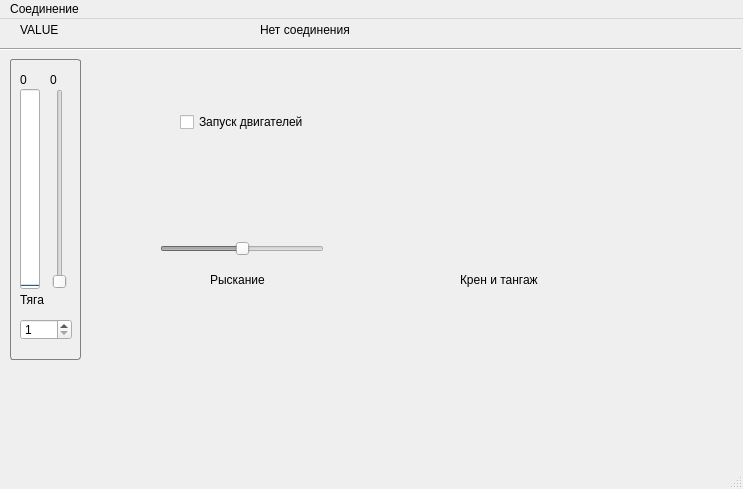
Old version of the form mainwindow.ui in the repository alkiz/Q1_Control_Panel.
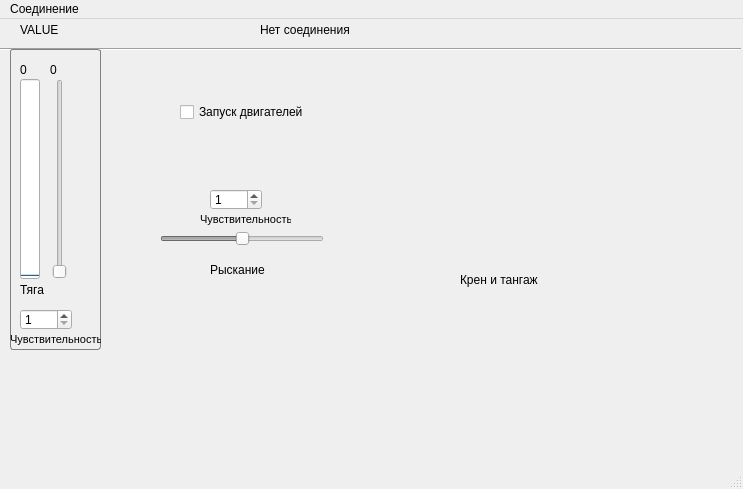
New version of the form. Icons and pictures are not drawn.

Commit message: Добавлена обработка клавиш тяги и рыскания

What changed in the file:
```diff
--- a/mainwindow.ui
+++ b/mainwindow.ui
@@ -74,9 +74,9 @@
     <property name="geometry">
      <rect>
       <x>10</x>
-      <y>40</y>
+      <y>30</y>
       <width>331</width>
-      <height>281</height>
+      <height>301</height>
      </rect>
     </property>
     <widget class="QLabel" name="label_6">
@@ -126,14 +126,17 @@
      <property name="autoFillBackground">
       <bool>false</bool>
      </property>
+     <property name="minimum">
+      <number>-127</number>
+     </property>
      <property name="maximum">
-      <number>100</number>
+      <number>127</number>
      </property>
      <property name="value">
-      <number>50</number>
+      <number>0</number>
      </property>
      <property name="sliderPosition">
-      <number>50</number>
+      <number>0</number>
      </property>
      <property name="orientation">
       <enum>Qt::Horizontal</enum>
@@ -142,6 +145,198 @@
       <bool>false</bool>
      </property>
     </widget>
+    <widget class="QLabel" name="label_8">
+     <property name="geometry">
+      <rect>
+       <x>190</x>
+       <y>160</y>
+       <width>91</width>
+       <height>21</height>
+      </rect>
+     </property>
+     <property name="font">
+      <font>
+       <pointsize>8</pointsize>
+      </font>
+     </property>
+     <property name="text">
+      <string>Чувствительность</string>
+     </property>
+    </widget>
+    <widget class="QSpinBox" name="yaw_sesitivity_spinBox">
+     <property name="geometry">
+      <rect>
+       <x>200</x>
+       <y>140</y>
+       <width>52</width>
+       <height>21</height>
+      </rect>
+     </property>
+     <property name="focusPolicy">
+      <enum>Qt::NoFocus</enum>
+     </property>
+     <property name="minimum">
+      <number>1</number>
+     </property>
+     <property name="maximum">
+      <number>5</number>
+     </property>
+    </widget>
+    <widget class="QGroupBox" name="throttleBox">
+     <property name="geometry">
+      <rect>
+       <x>0</x>
+       <y>0</y>
+       <width>91</width>
+       <height>301</height>
+      </rect>
+     </property>
+     <property name="autoFillBackground">
+      <bool>false</bool>
+     </property>
+     <property name="styleSheet">
+      <string notr="true">QGroupBox {
+   border: 1px solid gray;
+   border-radius: 3px;
+}
+</string>
+     </property>
+     <property name="title">
+      <string/>
+     </property>
+     <property name="flat">
+      <bool>false</bool>
+     </property>
+     <property name="checkable">
+      <bool>false</bool>
+     </property>
+     <widget class="QProgressBar" name="progressBar">
+      <property name="geometry">
+       <rect>
+        <x>10</x>
+        <y>30</y>
+        <width>20</width>
+        <height>200</height>
+       </rect>
+      </property>
+      <property name="maximum">
+       <number>255</number>
+      </property>
+      <property name="value">
+       <number>0</number>
+      </property>
+      <property name="textVisible">
+       <bool>false</bool>
+      </property>
+      <property name="orientation">
+       <enum>Qt::Vertical</enum>
+      </property>
+      <property name="textDirection">
+       <enum>QProgressBar::BottomToTop</enum>
+      </property>
+      <property name="format">
+       <string>%p%</string>
+      </property>
+     </widget>
+     <widget class="QLabel" name="label_3">
+      <property name="geometry">
+       <rect>
+        <x>10</x>
+        <y>230</y>
+        <width>67</width>
+        <height>21</height>
+       </rect>
+      </property>
+      <property name="text">
+       <string>Тяга</string>
+      </property>
+     </widget>
+     <widget class="QLabel" name="label_throttle_set">
+      <property name="geometry">
+       <rect>
+        <x>40</x>
+        <y>10</y>
+        <width>31</width>
+        <height>21</height>
+       </rect>
+      </property>
+      <property name="text">
+       <string>0</string>
+      </property>
+     </widget>
+     <widget class="QSlider" name="throttleSlider">
+      <property name="enabled">
+       <bool>false</bool>
+      </property>
+      <property name="geometry">
+       <rect>
+        <x>40</x>
+        <y>30</y>
+        <width>19</width>
+        <height>200</height>
+       </rect>
+      </property>
+      <property name="maximum">
+       <number>255</number>
+      </property>
+      <property name="orientation">
+       <enum>Qt::Vertical</enum>
+      </property>
+      <property name="tickInterval">
+       <number>1</number>
+      </property>
+     </widget>
+     <widget class="QSpinBox" name="throttle_sesitivity_spinBox">
+      <property name="geometry">
+       <rect>
+        <x>10</x>
+        <y>260</y>
+        <width>52</width>
+        <height>21</height>
+       </rect>
+      </property>
+      <property name="focusPolicy">
+       <enum>Qt::NoFocus</enum>
+      </property>
+      <property name="minimum">
+       <number>1</number>
+      </property>
+      <property name="maximum">
+       <number>5</number>
+      </property>
+     </widget>
+     <widget class="QLabel" name="label_4">
+      <property name="geometry">
+       <rect>
+        <x>10</x>
+        <y>10</y>
+        <width>31</width>
+        <height>21</height>
+       </rect>
+      </property>
+      <property name="text">
+       <string>0</string>
+      </property>
+     </widget>
+     <widget class="QLabel" name="label_5">
+      <property name="geometry">
+       <rect>
+        <x>0</x>
+        <y>280</y>
+        <width>91</width>
+        <height>21</height>
+       </rect>
+      </property>
+      <property name="font">
+       <font>
+        <pointsize>8</pointsize>
+       </font>
+      </property>
+      <property name="text">
+       <string>Чувствительность</string>
+      </property>
+     </widget>
+    </widget>
    </widget>
    <widget class="QGroupBox" name="blueGroupBox">
     <property name="geometry">
@@ -319,143 +514,6 @@
      </property>
     </widget>
    </widget>
-   <widget class="QGroupBox" name="throttleBox">
-    <property name="geometry">
-     <rect>
-      <x>10</x>
-      <y>40</y>
-      <width>71</width>
-      <height>301</height>
-     </rect>
-    </property>
-    <property name="autoFillBackground">
-     <bool>false</bool>
-    </property>
-    <property name="styleSheet">
-     <string notr="true">QGroupBox {
-   border: 1px solid gray;
-   border-radius: 3px;
-}
-</string>
-    </property>
-    <property name="title">
-     <string/>
-    </property>
-    <property name="flat">
-     <bool>false</bool>
-    </property>
-    <property name="checkable">
-     <bool>false</bool>
-    </property>
-    <widget class="QProgressBar" name="progressBar">
-     <property name="geometry">
-      <rect>
-       <x>10</x>
-       <y>30</y>
-       <width>20</width>
-       <height>200</height>
-      </rect>
-     </property>
-     <property name="maximum">
-      <number>255</number>
-     </property>
-     <property name="value">
-      <number>0</number>
-     </property>
-     <property name="textVisible">
-      <bool>false</bool>
-     </property>
-     <property name="orientation">
-      <enum>Qt::Vertical</enum>
-     </property>
-     <property name="textDirection">
-      <enum>QProgressBar::BottomToTop</enum>
-     </property>
-     <property name="format">
-      <string>%p%</string>
-     </property>
-    </widget>
-    <widget class="QLabel" name="label_3">
-     <property name="geometry">
-      <rect>
-       <x>10</x>
-       <y>230</y>
-       <width>67</width>
-       <height>21</height>
-      </rect>
-     </property>
-     <property name="text">
-      <string>Тяга</string>
-     </property>
-    </widget>
-    <widget class="QLabel" name="label_throttle_set">
-     <property name="geometry">
-      <rect>
-       <x>40</x>
-       <y>10</y>
-       <width>31</width>
-       <height>21</height>
-      </rect>
-     </property>
-     <property name="text">
-      <string>0</string>
-     </property>
-    </widget>
-    <widget class="QSlider" name="throttleSlider">
-     <property name="enabled">
-      <bool>false</bool>
-     </property>
-     <property name="geometry">
-      <rect>
-       <x>40</x>
-       <y>30</y>
-       <width>19</width>
-       <height>200</height>
-      </rect>
-     </property>
-     <property name="maximum">
-      <number>255</number>
-     </property>
-     <property name="orientation">
-      <enum>Qt::Vertical</enum>
-     </property>
-     <property name="tickInterval">
-      <number>1</number>
-     </property>
-    </widget>
-    <widget class="QSpinBox" name="throttle_sesitivity_spinBox">
-     <property name="geometry">
-      <rect>
-       <x>10</x>
-       <y>260</y>
-       <width>52</width>
-       <height>21</height>
-      </rect>
-     </property>
-     <property name="focusPolicy">
-      <enum>Qt::NoFocus</enum>
-     </property>
-     <property name="minimum">
-      <number>1</number>
-     </property>
-     <property name="maximum">
-      <number>5</number>
-     </property>
-    </widget>
-    <widget class="QLabel" name="label_4">
-     <property name="geometry">
-      <rect>
-       <x>10</x>
-       <y>10</y>
-       <width>31</width>
-       <height>21</height>
-      </rect>
-     </property>
-     <property name="text">
-      <string>0</string>
-     </property>
-    </widget>
-   </widget>
   </widget>
   <widget class="QMenuBar" name="menuBar">
    <property name="geometry">
```
Left out of the diff: 2 changed lines with no effect on the pictures. The commit also changes 2 other files.
